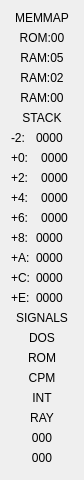
Before: the Qt Designer form ui/dbgwidgets/form_misc.ui in Volutar/Xpeccy, drawn with Qt 5.
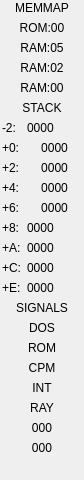
After: the same form once the commit is applied.

Diff of the .ui file:
```diff
--- a/ui/dbgwidgets/form_misc.ui
+++ b/ui/dbgwidgets/form_misc.ui
@@ -14,8 +14,25 @@
    <string>Form</string>
   </property>
   <layout class="QVBoxLayout" name="verticalLayout">
+   <property name="leftMargin">
+    <number>2</number>
+   </property>
+   <property name="topMargin">
+    <number>1</number>
+   </property>
+   <property name="rightMargin">
+    <number>2</number>
+   </property>
+   <property name="bottomMargin">
+    <number>5</number>
+   </property>
    <item>
     <widget class="QLabel" name="labHeadMem">
+     <property name="font">
+      <font>
+       <pointsize>9</pointsize>
+      </font>
+     </property>
      <property name="text">
       <string>MEMMAP</string>
      </property>
@@ -66,6 +83,11 @@
    </item>
    <item>
     <widget class="QLabel" name="labHeadStack">
+     <property name="font">
+      <font>
+       <pointsize>9</pointsize>
+      </font>
+     </property>
      <property name="text">
       <string>STACK</string>
      </property>
@@ -218,6 +240,11 @@
    </item>
    <item>
     <widget class="QLabel" name="labHeadSignal">
+     <property name="font">
+      <font>
+       <pointsize>9</pointsize>
+      </font>
+     </property>
      <property name="text">
       <string>SIGNALS</string>
      </property>
@@ -280,6 +307,11 @@
    </item>
    <item>
     <widget class="QLabel" name="labHeadRay">
+     <property name="font">
+      <font>
+       <pointsize>9</pointsize>
+      </font>
+     </property>
      <property name="text">
       <string>RAY</string>
      </property>
```
